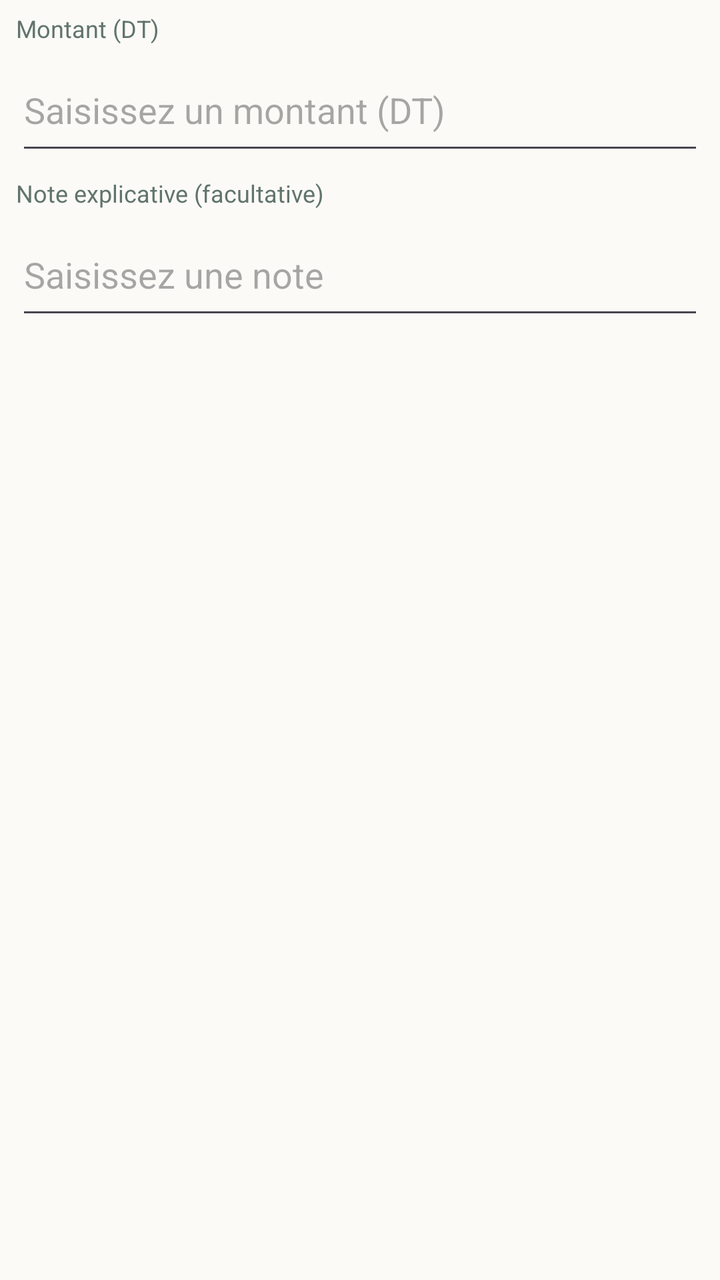
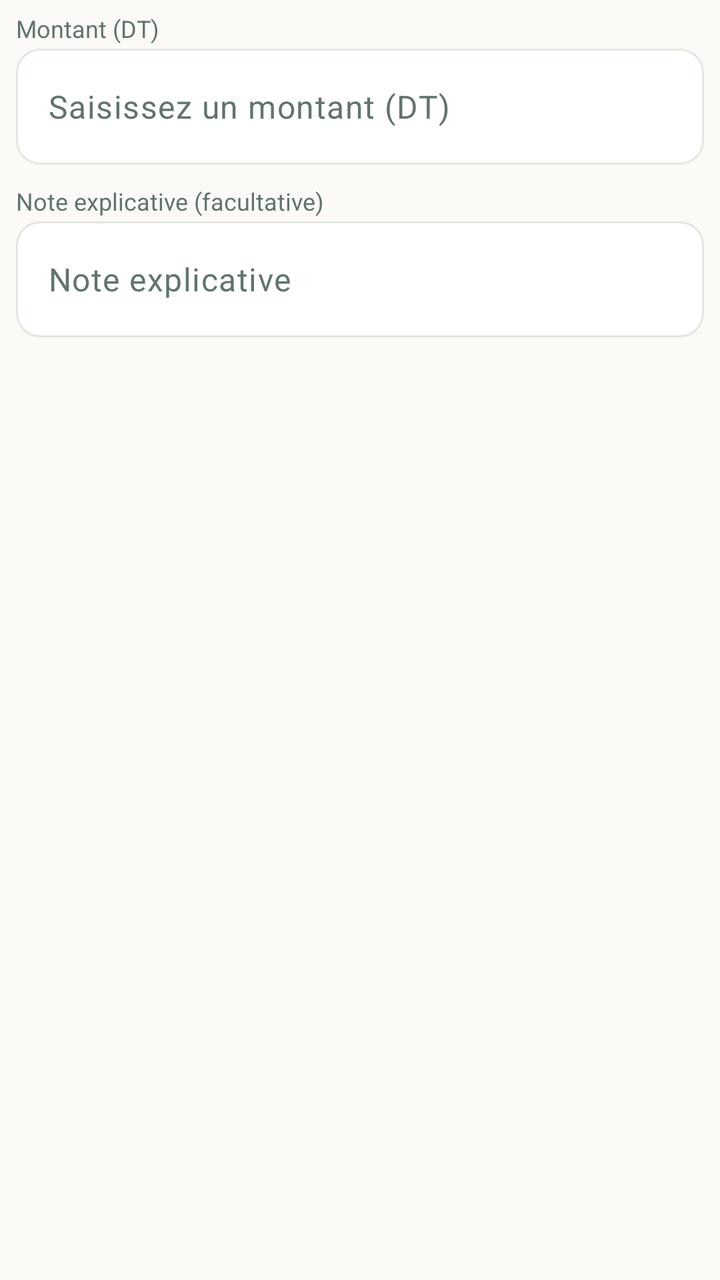

Screens rendered from an Android XML layout before and after an edit, with the pre-edit source and the edit as a unified diff.
<!-- AndroidManifest.xml: application theme Theme.Masrouf1 -->
<!-- res/layout/dialog_give_money.xml -->
<?xml version="1.0" encoding="utf-8"?>
<LinearLayout xmlns:android="http://schemas.android.com/apk/res/android" android:layout_width="match_parent" android:layout_height="wrap_content" android:orientation="vertical" android:paddingStart="8dp" android:paddingEnd="8dp">
    <TextView style="@style/FormFieldLabel" android:labelFor="@id/dialog_gift_amount" android:text="@string/gift_amount" />
    <EditText android:id="@+id/dialog_gift_amount" android:layout_width="match_parent" android:layout_height="58dp" android:hint="@string/hint_amount" android:inputType="numberDecimal" android:singleLine="true" />
    <TextView style="@style/FormFieldLabel" android:labelFor="@id/dialog_gift_note" android:text="@string/gift_note" />
    <EditText android:id="@+id/dialog_gift_note" android:layout_width="match_parent" android:layout_height="58dp" android:hint="@string/hint_note" android:inputType="textCapSentences" android:maxLines="2" />
    <TextView android:id="@+id/dialog_gift_error" android:layout_width="match_parent" android:layout_height="wrap_content" android:textColor="@color/coral" />
</LinearLayout>
<!-- resources referenced by this layout -->
<resources>
  <string name="hint_note">Saisissez une note</string>
  <style name="Base.Theme.Masrouf1" parent="Theme.Material3.DayNight.NoActionBar">
          <item name="colorPrimary">@color/forest</item>
          <item name="colorOnPrimary">@color/alabaster</item>
          <item name="colorSecondary">@color/emerald</item>
          <item name="colorOnSecondary">@color/alabaster</item>
          <item name="android:colorAccent">@color/emerald</item>
          <item name="android:windowLightStatusBar">true</item>
          <item name="android:statusBarColor">@color/cream</item>
          <item name="android:navigationBarColor">@color/cream</item>
          <item name="android:windowBackground">@color/cream</item>
      </style>
  <!-- unchanged entries left out for length: 11 -->
</resources>

<!-- the commit's change to res/layout/dialog_give_money.xml (unified diff, before → after) -->
@@ -1,8 +1,12 @@
 <?xml version="1.0" encoding="utf-8"?>
 <LinearLayout xmlns:android="http://schemas.android.com/apk/res/android" android:layout_width="match_parent" android:layout_height="wrap_content" android:orientation="vertical" android:paddingStart="8dp" android:paddingEnd="8dp">
     <TextView style="@style/FormFieldLabel" android:labelFor="@id/dialog_gift_amount" android:text="@string/gift_amount" />
-    <EditText android:id="@+id/dialog_gift_amount" android:layout_width="match_parent" android:layout_height="58dp" android:hint="@string/hint_amount" android:inputType="numberDecimal" android:singleLine="true" />
+    <com.google.android.material.textfield.TextInputLayout android:layout_width="match_parent" android:layout_height="wrap_content" android:layout_marginBottom="4dp" xmlns:app="http://schemas.android.com/apk/res-auto">
+        <com.google.android.material.textfield.TextInputEditText android:id="@+id/dialog_gift_amount" android:layout_width="match_parent" android:layout_height="58dp" android:hint="@string/hint_amount" android:inputType="numberDecimal" android:singleLine="true" android:textColor="@color/ink" />
+    </com.google.android.material.textfield.TextInputLayout>
     <TextView style="@style/FormFieldLabel" android:labelFor="@id/dialog_gift_note" android:text="@string/gift_note" />
-    <EditText android:id="@+id/dialog_gift_note" android:layout_width="match_parent" android:layout_height="58dp" android:hint="@string/hint_note" android:inputType="textCapSentences" android:maxLines="2" />
+    <com.google.android.material.textfield.TextInputLayout android:layout_width="match_parent" android:layout_height="wrap_content" android:layout_marginBottom="4dp" xmlns:app="http://schemas.android.com/apk/res-auto">
+        <com.google.android.material.textfield.TextInputEditText android:id="@+id/dialog_gift_note" android:layout_width="match_parent" android:layout_height="58dp" android:hint="@string/expense_note" android:inputType="text" android:singleLine="true" android:textColor="@color/ink" />
+    </com.google.android.material.textfield.TextInputLayout>
     <TextView android:id="@+id/dialog_gift_error" android:layout_width="match_parent" android:layout_height="wrap_content" android:textColor="@color/coral" />
 </LinearLayout>
<!-- resource entries referenced after the edit -->
@@ -1,16 +1,122 @@
 <!-- resources referenced by this layout -->
 <resources>
-  <string name="hint_note">Saisissez une note</string>
+  <color name="ink">#112B28</color>
+  <string name="expense_note">Note explicative</string>
   <style name="Base.Theme.Masrouf1" parent="Theme.Material3.DayNight.NoActionBar">
+          
           <item name="colorPrimary">@color/forest</item>
           <item name="colorOnPrimary">@color/alabaster</item>
+          <item name="colorPrimaryContainer">@color/mint</item>
+          <item name="colorOnPrimaryContainer">@color/forest</item>
           <item name="colorSecondary">@color/emerald</item>
           <item name="colorOnSecondary">@color/alabaster</item>
+          <item name="colorSecondaryContainer">@color/mint_light</item>
+          <item name="colorOnSecondaryContainer">@color/forest</item>
+          <item name="colorTertiary">@color/mint_accent</item>
+          <item name="colorOnTertiary">@color/forest</item>
+          <item name="colorTertiaryContainer">@color/mint</item>
+          <item name="colorOnTertiaryContainer">@color/forest</item>
+  
+          
+          <item name="colorControlActivated">@color/emerald</item>
+          <item name="colorControlHighlight">@color/mint</item>
+          <item name="colorControlNormal">@color/muted_green</item>
+          <item name="colorAccent">@color/emerald</item>
           <item name="android:colorAccent">@color/emerald</item>
+          <item name="android:textColorHighlight">@color/mint</item>
+  
+          
+          <item name="colorSurface">@color/alabaster</item>
+          <item name="colorOnSurface">@color/forest</item>
+          <item name="colorSurfaceVariant">@color/cream</item>
+          <item name="colorOnSurfaceVariant">@color/muted_green</item>
+          <item name="colorSurfaceContainerLowest">@color/alabaster</item>
+          <item name="colorSurfaceContainerLow">@color/cream</item>
+          <item name="colorSurfaceContainer">@color/cream</item>
+          <item name="colorSurfaceContainerHigh">@color/mint</item>
+          <item name="colorSurfaceContainerHighest">@color/mint</item>
+          <item name="android:colorBackground">@color/cream</item>
+          <item name="colorOnBackground">@color/forest</item>
+  
+          
+          <item name="colorError">@color/coral</item>
+          <item name="colorOnError">@color/alabaster</item>
+  
+          
+          <item name="colorOutline">@color/card_border</item>
+          <item name="colorOutlineVariant">@color/card_border</item>
+  
+          
+          <item name="android:textColorPrimary">@color/forest</item>
+          <item name="android:textColorSecondary">@color/muted_green</item>
+          <item name="android:textColorHint">@color/muted_green</item>
+  
+          
           <item name="android:windowLightStatusBar">true</item>
           <item name="android:statusBarColor">@color/cream</item>
           <item name="android:navigationBarColor">@color/cream</item>
           <item name="android:windowBackground">@color/cream</item>
+  
+          
+          <item name="android:colorEdgeEffect">@color/mint_accent</item>
+  
+          
+          <item name="textInputStyle">@style/Widget.Masrouf.TextInputLayout</item>
+          <item name="chipStyle">@style/Widget.Masrouf.Chip</item>
+          <item name="materialButtonOutlinedStyle">@style/Widget.Masrouf.Button.Outlined</item>
+          <item name="materialAlertDialogTheme">@style/ThemeOverlay.Masrouf.AlertDialog</item>
+          
+          <item name="editTextStyle">@style/Widget.Masrouf.EditText</item>
+          
+          <item name="android:textColor">@color/ink</item>
+          
+          <item name="materialButtonStyle">@style/Widget.Masrouf.Button.Material</item>
+      </style>
+  <color name="mint">#D9EEDD</color>
+  <color name="mint_light">#D9EEDD</color>
+  <color name="mint_accent">#85B8A5</color>
+  <color name="card_border">#E2E7DF</color>
+  <style name="Widget.Masrouf.TextInputLayout" parent="Widget.Material3.TextInputLayout.OutlinedBox">
+          <item name="boxBackgroundColor">@color/alabaster</item>
+          <item name="boxStrokeColor">@color/text_input_stroke_color</item>
+          <item name="hintEnabled">false</item>
+          <item name="hintTextColor">@color/text_input_label_color</item>
+          <item name="android:textColorHint">@color/muted_green</item>
+          <item name="boxCornerRadiusTopStart">12dp</item>
+          <item name="boxCornerRadiusTopEnd">12dp</item>
+          <item name="boxCornerRadiusBottomStart">12dp</item>
+          <item name="boxCornerRadiusBottomEnd">12dp</item>
+      </style>
+  <style name="Widget.Masrouf.Chip" parent="Widget.Material3.Chip.Filter">
+          <item name="chipBackgroundColor">@color/chip_background_color</item>
+          <item name="chipStrokeColor">@color/chip_stroke_color</item>
+          <item name="chipStrokeWidth">1dp</item>
+          <item name="android:textColor">@color/forest</item>
+          <item name="checkedIconTint">@color/emerald</item>
+      </style>
+  <style name="Widget.Masrouf.Button.Outlined" parent="Widget.Material3.Button.OutlinedButton">
+          <item name="android:textColor">@color/forest</item>
+          <item name="strokeColor">@color/forest</item>
+          <item name="iconTint">@color/forest</item>
+      </style>
+  <style name="ThemeOverlay.Masrouf.AlertDialog" parent="ThemeOverlay.Material3.MaterialAlertDialog">
+          <item name="colorPrimary">@color/forest</item>
+          <item name="colorSecondary">@color/emerald</item>
+          <item name="colorSurface">@color/alabaster</item>
+          <item name="colorSurfaceContainerHigh">@color/alabaster</item>
+          <item name="buttonBarPositiveButtonStyle">@style/Widget.Masrouf.DialogButton</item>
+          <item name="buttonBarNegativeButtonStyle">@style/Widget.Masrouf.DialogButton</item>
+          <item name="buttonBarNeutralButtonStyle">@style/Widget.Masrouf.DialogButton</item>
+      </style>
+  <style name="Widget.Masrouf.EditText" parent="Widget.AppCompat.EditText">
+          <item name="android:textColor">@color/ink</item>
+          <item name="android:textColorHint">@color/muted_green</item>
+      </style>
+  <style name="Widget.Masrouf.Button.Material" parent="Widget.Material3.Button">
+          <item name="android:minHeight">48dp</item>
+      </style>
+  <style name="Widget.Masrouf.DialogButton" parent="Widget.Material3.Button.TextButton.Dialog">
+          <item name="android:textColor">@color/emerald</item>
       </style>
   <!-- unchanged entries left out for length: 11 -->
 </resources>
